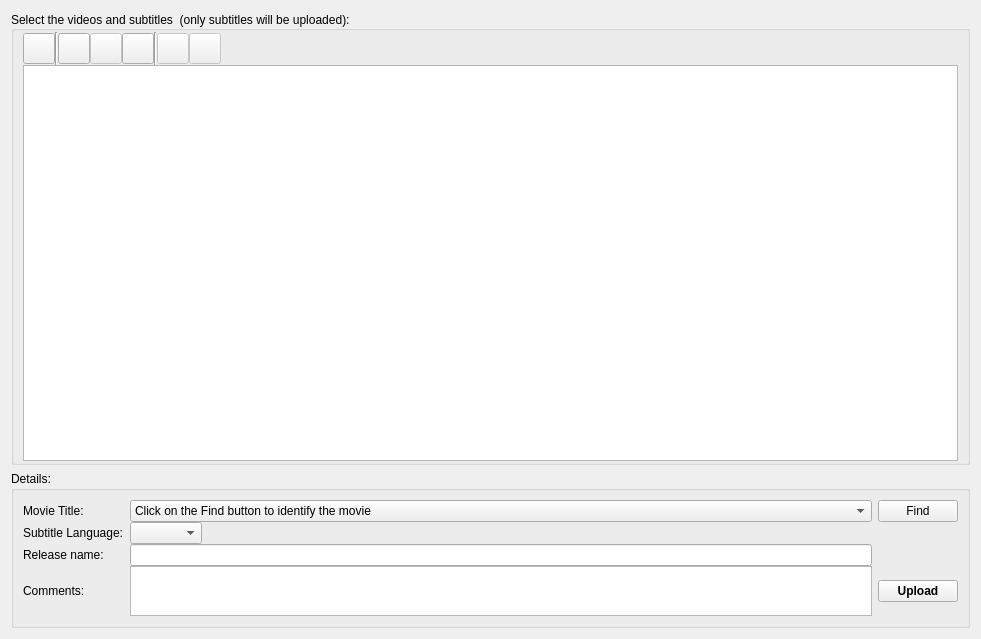
This is scripts/gui/ui/uploadWidget.ui in subdownloader/subdownloader as Qt 5 draws it before an edit. The edited form follows.
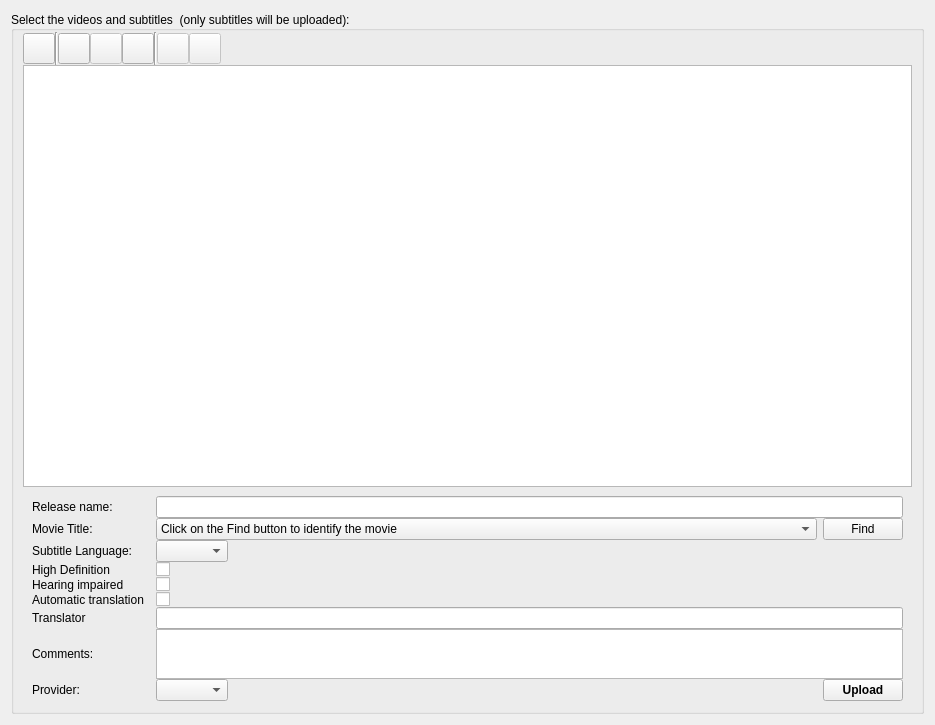
This is the edited form. Icons and pictures are not drawn. Custom widgets are drawn as their Qt base class.

Commit message: project: upload uses new state

```diff
--- a/scripts/gui/ui/uploadWidget.ui
+++ b/scripts/gui/ui/uploadWidget.ui
@@ -6,8 +6,8 @@
    <rect>
     <x>0</x>
     <y>0</y>
-    <width>981</width>
-    <height>639</height>
+    <width>935</width>
+    <height>725</height>
    </rect>
   </property>
   <property name="windowTitle">
@@ -106,9 +106,6 @@
           <property name="enabled">
            <bool>true</bool>
           </property>
-          <property name="toolTip">
-           <string>Empty the list</string>
-          </property>
           <property name="icon">
            <iconset>
             <normaloff>:/images/delete_all.png</normaloff>:/images/delete_all.png</iconset>
@@ -196,23 +193,14 @@
         </property>
        </widget>
       </item>
-     </layout>
-    </widget>
-   </item>
    <item>
-    <widget class="QGroupBox" name="uploadDetailsGroupBox">
+       <widget class="QWidget" name="uploadDetailsWidget" native="true">
      <property name="maximumSize">
       <size>
        <width>16777215</width>
        <height>16777215</height>
       </size>
      </property>
-     <property name="title">
-      <string>Details:</string>
-     </property>
-     <property name="alignment">
-      <set>Qt::AlignLeading|Qt::AlignLeft|Qt::AlignTop</set>
-     </property>
      <layout class="QVBoxLayout" name="verticalLayout_7">
       <item>
        <layout class="QGridLayout" name="gridLayout">
@@ -220,29 +208,7 @@
          <number>0</number>
         </property>
         <item row="0" column="0">
-         <widget class="QLabel" name="label">
-          <property name="sizePolicy">
-           <sizepolicy hsizetype="Fixed" vsizetype="Preferred">
-            <horstretch>0</horstretch>
-            <verstretch>0</verstretch>
-           </sizepolicy>
-          </property>
-          <property name="text">
-           <string>Movie Title:</string>
-          </property>
-         </widget>
-        </item>
-        <item row="0" column="1">
-         <widget class="QComboBox" name="uploadIMDB">
-          <item>
-           <property name="text">
-            <string>Click on the Find button to identify the movie</string>
-           </property>
-          </item>
-         </widget>
-        </item>
-        <item row="2" column="0">
-         <widget class="QLabel" name="label_6">
+            <widget class="QLabel" name="labelReleaseName">
           <property name="sizePolicy">
            <sizepolicy hsizetype="Fixed" vsizetype="Preferred">
             <horstretch>0</horstretch>
@@ -254,7 +220,62 @@
           </property>
          </widget>
         </item>
-        <item row="0" column="2">
+           <item row="7" column="2">
+            <widget class="QCheckBox" name="comboAutomaticTranslation">
+             <property name="text">
+              <string/>
+             </property>
+            </widget>
+           </item>
+           <item row="9" column="0">
+            <widget class="QLabel" name="labelTranslator">
+             <property name="text">
+              <string>Translator</string>
+             </property>
+            </widget>
+           </item>
+           <item row="6" column="2">
+            <widget class="QCheckBox" name="comboHearingImpaired">
+             <property name="text">
+              <string/>
+             </property>
+            </widget>
+           </item>
+           <item row="2" column="2" colspan="2">
+            <layout class="QHBoxLayout" name="horizontalLayout_12">
+             <item>
+              <widget class="LanguageComboBox" name="uploadLanguages"/>
+             </item>
+             <item>
+              <spacer name="horizontalSpacer_4">
+               <property name="orientation">
+                <enum>Qt::Horizontal</enum>
+               </property>
+               <property name="sizeHint" stdset="0">
+                <size>
+                 <width>40</width>
+                 <height>20</height>
+                </size>
+               </property>
+              </spacer>
+             </item>
+            </layout>
+           </item>
+           <item row="6" column="0">
+            <widget class="QLabel" name="labelHearingImpaired">
+             <property name="text">
+              <string>Hearing impaired</string>
+             </property>
+            </widget>
+           </item>
+           <item row="12" column="0">
+            <widget class="QLabel" name="label">
+             <property name="text">
+              <string>Provider:</string>
+             </property>
+            </widget>
+           </item>
+           <item row="1" column="3">
          <widget class="QPushButton" name="buttonUploadFindIMDB">
           <property name="sizePolicy">
            <sizepolicy hsizetype="Minimum" vsizetype="Fixed">
@@ -283,21 +304,11 @@
           </property>
          </widget>
         </item>
-        <item row="3" column="0">
-         <widget class="QLabel" name="label_7">
-          <property name="sizePolicy">
-           <sizepolicy hsizetype="Fixed" vsizetype="Preferred">
-            <horstretch>0</horstretch>
-            <verstretch>0</verstretch>
-           </sizepolicy>
-          </property>
-          <property name="text">
-           <string>Comments:</string>
-          </property>
-         </widget>
+           <item row="13" column="0" colspan="4">
+            <layout class="QHBoxLayout" name="horizontalLayout_2"/>
         </item>
         <item row="1" column="0">
-         <widget class="QLabel" name="label_5">
+            <widget class="QLabel" name="labelMovieTitle">
           <property name="sizePolicy">
            <sizepolicy hsizetype="Fixed" vsizetype="Preferred">
             <horstretch>0</horstretch>
@@ -305,50 +316,11 @@
            </sizepolicy>
           </property>
           <property name="text">
-           <string>Subtitle Language:</string>
+              <string>Movie Title:</string>
           </property>
          </widget>
         </item>
-        <item row="2" column="1">
-         <widget class="QLineEdit" name="uploadReleaseText"/>
-        </item>
-        <item row="3" column="1">
-         <widget class="QTextEdit" name="uploadComments">
-          <property name="sizePolicy">
-           <sizepolicy hsizetype="Expanding" vsizetype="Fixed">
-            <horstretch>0</horstretch>
-            <verstretch>0</verstretch>
-           </sizepolicy>
-          </property>
-          <property name="maximumSize">
-           <size>
-            <width>16777215</width>
-            <height>50</height>
-           </size>
-          </property>
-         </widget>
-        </item>
-        <item row="1" column="1">
-         <layout class="QHBoxLayout" name="horizontalLayout_12">
-          <item>
-           <widget class="LanguageComboBox" name="uploadLanguages"/>
-          </item>
-          <item>
-           <spacer name="horizontalSpacer_4">
-            <property name="orientation">
-             <enum>Qt::Horizontal</enum>
-            </property>
-            <property name="sizeHint" stdset="0">
-             <size>
-              <width>40</width>
-              <height>20</height>
-             </size>
-            </property>
-           </spacer>
-          </item>
-         </layout>
-        </item>
-        <item row="3" column="2">
+           <item row="12" column="3">
          <widget class="QPushButton" name="buttonUpload">
           <property name="enabled">
            <bool>true</bool>
@@ -374,7 +346,108 @@
           </property>
          </widget>
         </item>
-       </layout>
+           <item row="9" column="2" colspan="2">
+            <widget class="QLineEdit" name="uploadTranslator"/>
+           </item>
+           <item row="2" column="0">
+            <widget class="QLabel" name="labelSubtitleLanguage">
+             <property name="sizePolicy">
+              <sizepolicy hsizetype="Fixed" vsizetype="Preferred">
+               <horstretch>0</horstretch>
+               <verstretch>0</verstretch>
+              </sizepolicy>
+             </property>
+             <property name="text">
+              <string>Subtitle Language:</string>
+             </property>
+            </widget>
+           </item>
+           <item row="5" column="2">
+            <widget class="QCheckBox" name="comboHighDefinition">
+             <property name="text">
+              <string/>
+             </property>
+            </widget>
+           </item>
+           <item row="0" column="2" colspan="2">
+            <widget class="QLineEdit" name="uploadReleaseText"/>
+           </item>
+           <item row="11" column="2" colspan="2">
+            <widget class="QTextEdit" name="uploadComments">
+             <property name="sizePolicy">
+              <sizepolicy hsizetype="Expanding" vsizetype="Fixed">
+               <horstretch>0</horstretch>
+               <verstretch>0</verstretch>
+              </sizepolicy>
+             </property>
+             <property name="maximumSize">
+              <size>
+               <width>16777215</width>
+               <height>50</height>
+              </size>
+             </property>
+            </widget>
+           </item>
+           <item row="1" column="2">
+            <widget class="QComboBox" name="uploadIMDB">
+             <item>
+              <property name="text">
+               <string>Click on the Find button to identify the movie</string>
+              </property>
+             </item>
+            </widget>
+           </item>
+           <item row="7" column="0">
+            <widget class="QLabel" name="labelAutomaticTranslation">
+             <property name="text">
+              <string>Automatic translation</string>
+             </property>
+            </widget>
+           </item>
+           <item row="5" column="0">
+            <widget class="QLabel" name="labelHighDefinition">
+             <property name="text">
+              <string>High Definition</string>
+             </property>
+            </widget>
+           </item>
+           <item row="11" column="0">
+            <widget class="QLabel" name="labelComments">
+             <property name="sizePolicy">
+              <sizepolicy hsizetype="Fixed" vsizetype="Preferred">
+               <horstretch>0</horstretch>
+               <verstretch>0</verstretch>
+              </sizepolicy>
+             </property>
+             <property name="text">
+              <string>Comments:</string>
+             </property>
+            </widget>
+           </item>
+           <item row="12" column="2">
+            <layout class="QHBoxLayout" name="horizontalLayout">
+             <item>
+              <widget class="ProviderComboBox" name="comboProvider"/>
+             </item>
+             <item>
+              <spacer name="horizontalSpacer">
+               <property name="orientation">
+                <enum>Qt::Horizontal</enum>
+               </property>
+               <property name="sizeHint" stdset="0">
+                <size>
+                 <width>40</width>
+                 <height>20</height>
+                </size>
+               </property>
+              </spacer>
+             </item>
+            </layout>
+           </item>
+          </layout>
+         </item>
+        </layout>
+       </widget>
       </item>
      </layout>
     </widget>
@@ -392,6 +465,11 @@
    <extends>QComboBox</extends>
    <header>subdownloader.client.gui.views.language</header>
   </customwidget>
+  <customwidget>
+   <class>ProviderComboBox</class>
+   <extends>QComboBox</extends>
+   <header>subdownloader.client.gui.views.provider</header>
+  </customwidget>
  </customwidgets>
  <resources/>
  <connections/>
```
Lines whose indentation alone changed are shown as unchanged. The commit also changes 36 other files.
